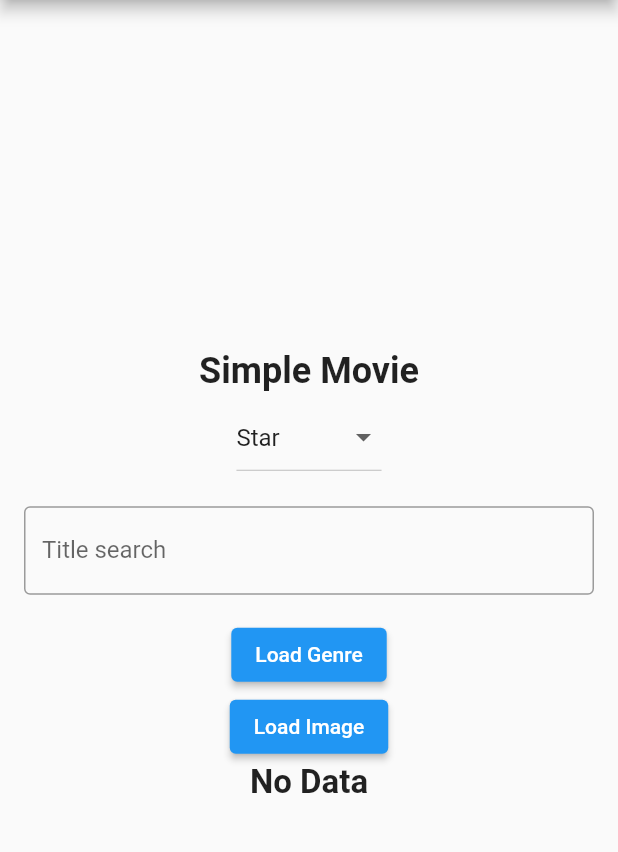
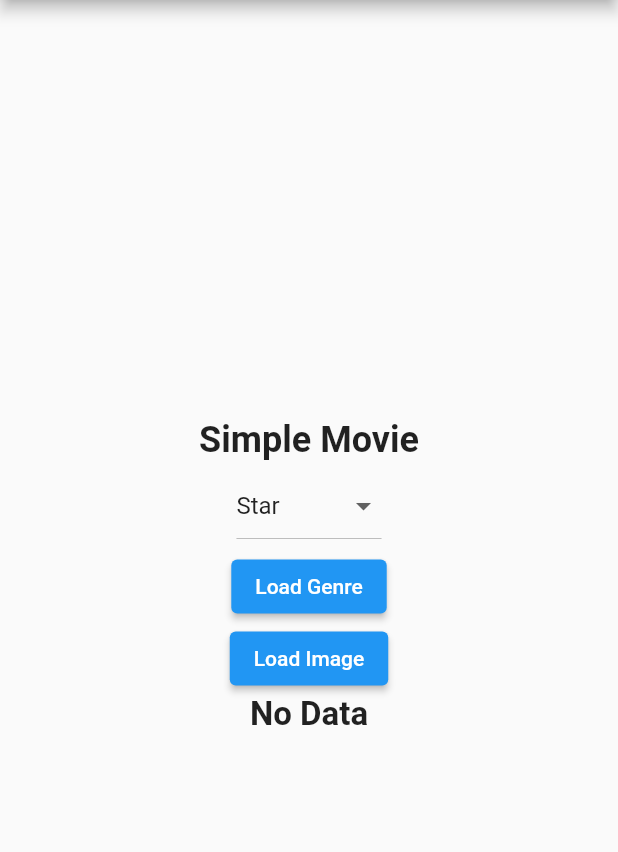
Before and after one commit to Fabian322/Mobile-programming-assigment-1, a Flutter app: the screen it shows after launch, on a phone screen of 412 x 824 dp, the part 84-936 px from its top. Run offline on Flutter 3.47's test engine with Material 2 defaults, Android fonts, the phone set to English and light mode, and no system bars; our stand-ins replace fluttertoast; missing offline and left inert: ndialog.

Commit message:
Update main.dart

```diff
--- a/lib/main.dart
+++ b/lib/main.dart
@@ -73,15 +73,6 @@ class _MyHomePageState extends State<MyHomePage> {
                 );
               }).toList(),
             ),
-            const Padding(
-              padding: EdgeInsets.all(16),
-              child: TextField(
-                decoration: InputDecoration(
-                  border: OutlineInputBorder(),
-                  labelText: 'Title search',
-                ),
-              ),
-            ),
             ElevatedButton(
                 onPressed: _getGenre, child: const Text("Load Genre")),
             ElevatedButton(
```
